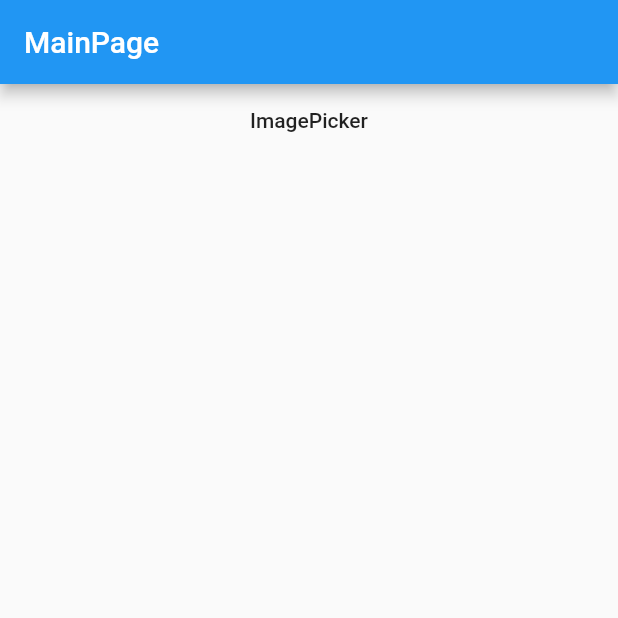
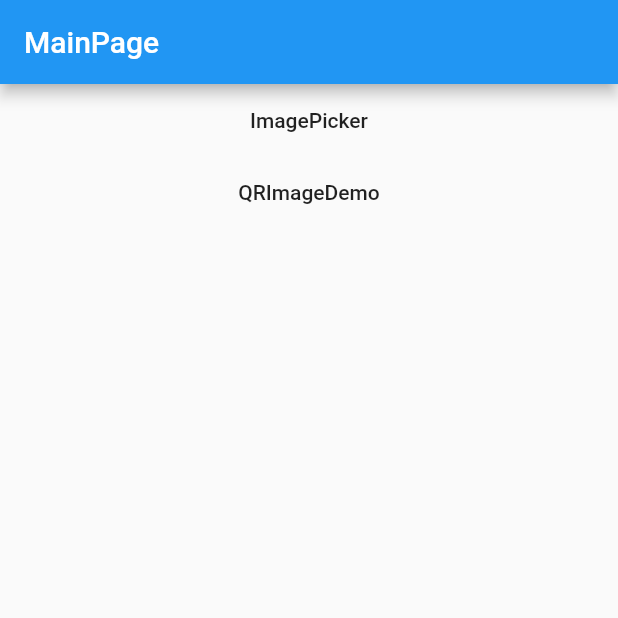
Before and after one commit to CAM1113/flutter_io_demo, a Flutter app: the screen it shows after launch, on a phone screen of 412 x 824 dp, the top half of it. Run offline on Flutter 3.47's test engine with Material 2 defaults, Android fonts, the phone set to English and light mode, and no system bars; our stand-ins replace image_picker, qr_flutter.

Commit message:
二维码生成

```diff
--- a/lib/main.dart
+++ b/lib/main.dart
@@ -1,15 +1,19 @@
+
 import 'package:flutter/material.dart';
 import 'package:flutter_io_demo/pages/ImagePickerDemo.dart';
 import 'package:flutter_io_demo/pages/MainPage.dart';
+import 'package:flutter_io_demo/pages/QRImageDemo.dart';
 
 void main() => runApp(App());
 
 class App extends StatelessWidget {
   static const String mainPage = "mainPage";
   static const String imagePickerDemo = "imagePickerDemo";
+  static const String qrImageDemo = "qrImageDemo";
   static final routeMap = {
     mainPage:(context) => MainPage(),
     imagePickerDemo:(context) => ImagePickerDemo(),
+    qrImageDemo:(context)=>QRImagePageDemo(),
   };
   @override
   Widget build(BuildContext context) {
--- a/lib/pages/ImagePickerDemo.dart
+++ b/lib/pages/ImagePickerDemo.dart
@@ -26,7 +26,7 @@ class _ImagePickerDemoState extends State<ImagePickerDemo>{
             child: getImageView(),
           ),
           FlatButton(child: Text("拍照"),onPressed: ()async{
-            //
+
             image = await ImagePicker.pickImage(source: ImageSource.camera);
             setState(() {
 
--- a/lib/pages/MainPage.dart
+++ b/lib/pages/MainPage.dart
@@ -21,7 +21,13 @@ class MainPage extends StatelessWidget{
               onPressed: (){
                 Navigator.of(context).pushNamed(App.imagePickerDemo);
               },
-            )
+            ),
+            FlatButton(
+              child: Text("QRImageDemo"),
+              onPressed: (){
+                Navigator.of(context).pushNamed(App.qrImageDemo);
+              },
+            ),
           ],
         ),
       ),
--- a/pubspec.yaml
+++ b/pubspec.yaml
@@ -24,6 +24,7 @@ dependencies:
   # Use with the CupertinoIcons class for iOS style icons.
   cupertino_icons: ^0.1.2
   image_picker: ^0.6.3+4
+  qr_flutter: ^3.1.0
 
 dev_dependencies:
   flutter_test:
```
Also changed, not shown: lib/pages/QRImageDemo.dart (added, +51 -0 lines), pubspec.lock.
